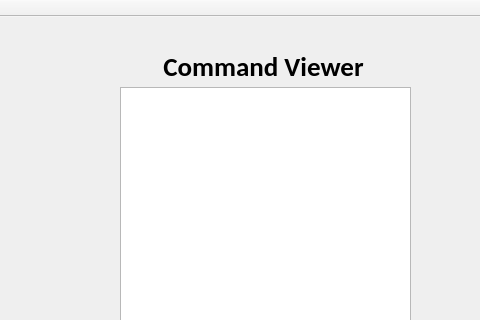
First picture: the form in BigProject/mymainwindow.ui, repository HaoyunHong/Analog-interface-of-digital-microfluidic-biochip, before the edit; both pictures show x 720 to 1200 and y 0 to 320 of the 1200 by 900 pixel window.
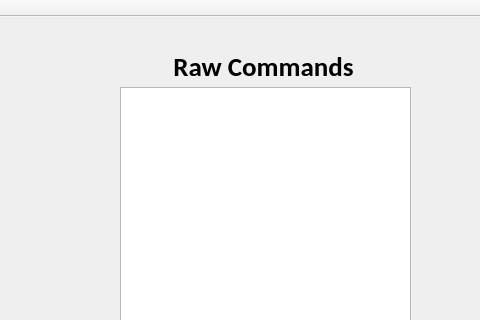
Second picture: the form after the edit.

```diff
--- a/BigProject/mymainwindow.ui
+++ b/BigProject/mymainwindow.ui
@@ -245,7 +245,7 @@
       <enum>Qt::LeftToRight</enum>
      </property>
      <property name="text">
-      <string>Command Viewer</string>
+      <string>Raw Commands</string>
      </property>
      <property name="alignment">
       <set>Qt::AlignCenter</set>
```
